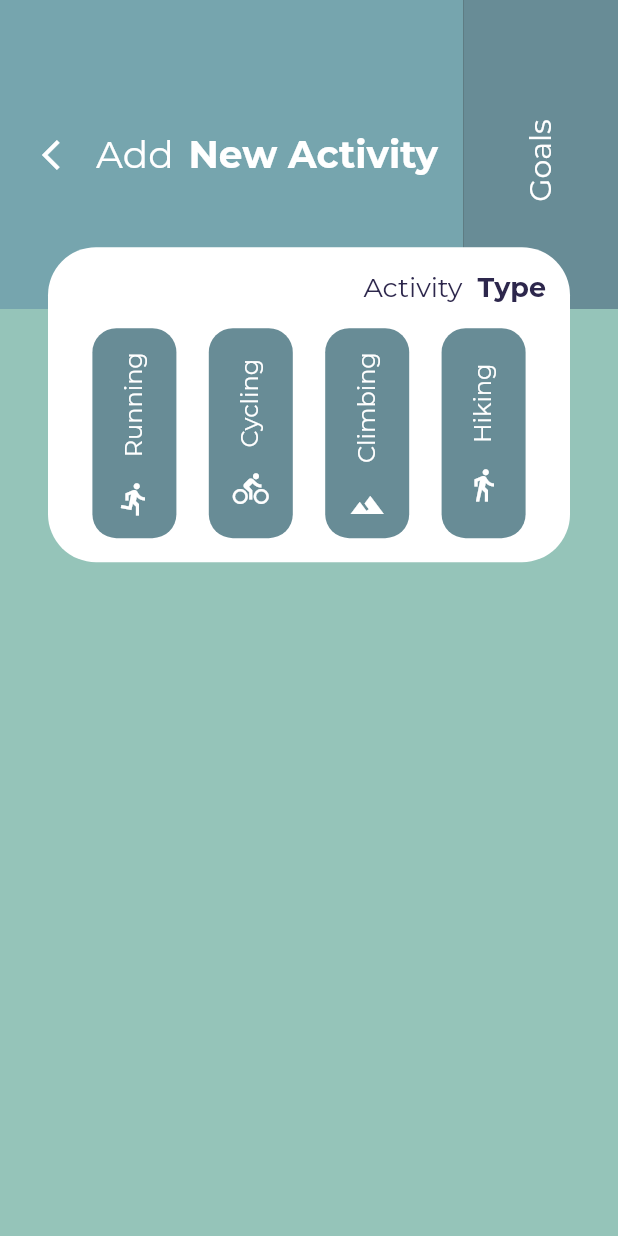
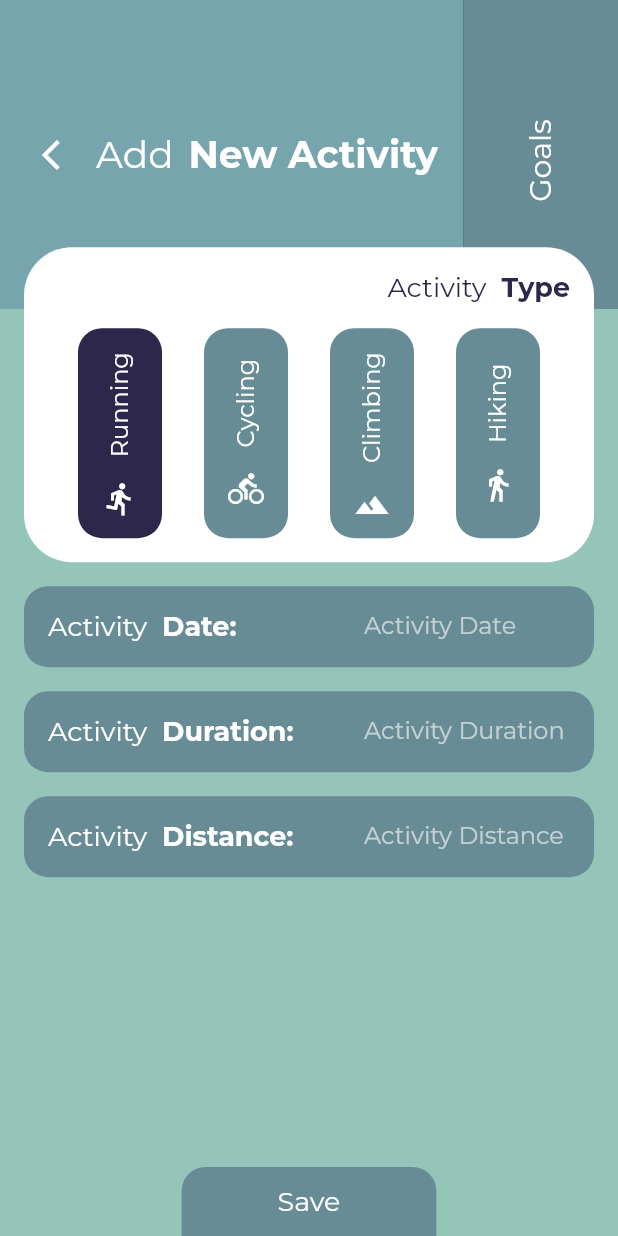
Before and after one commit to luuuuk/datavisualizationapp, a Flutter app: the AddDataScreen screen opened by its route, on a phone screen of 412 x 824 dp. Run offline on Flutter 3.47's test engine with Material 2 defaults, Android fonts, the phone set to English and light mode, and no system bars; our stand-ins replace charts_flutter, dotted_border, flutter_slidable, flutter_speed_dial, google_fonts, page_transition and 2 more; accounts and stored records are empty.

Commit message:
Design update AddDataScreen

```diff
--- a/lib/screens/add_data_screen.dart
+++ b/lib/screens/add_data_screen.dart
@@ -32,7 +32,7 @@ class _AddDataScreenState extends State<AddDataScreen> {
       style: GoogleFonts.montserrat(),
     ),
   };
-  int segmentedControlGroupValue = 0;
+  int activityTypeValue = 0;
   TextEditingController _dateController = new TextEditingController();
   TextEditingController _timeController = new TextEditingController();
   TextEditingController _distanceController = new TextEditingController();
@@ -40,10 +40,13 @@ class _AddDataScreenState extends State<AddDataScreen> {
   Duration selectedDuration = new Duration();
   bool isClimbing = false;
   int selectedDistance = 0;
+  Color selectedColor = ThemeColors.darkBlue;
+  Color unselectedColor = ThemeColors.blueGreenisShade1;
 
   @override
   Widget build(BuildContext context) {
     return Scaffold(
+      resizeToAvoidBottomInset: false,
       key: _scaffoldKey,
       body: Stack(
         children: [
@@ -101,7 +104,7 @@ class _AddDataScreenState extends State<AddDataScreen> {
                       ),
                     ),
                     GestureDetector(
-                      onTap: (){
+                      onTap: () {
                         print("Please navigate me to the goals");
                       },
                       child: SizedBox(
@@ -141,7 +144,8 @@ class _AddDataScreenState extends State<AddDataScreen> {
           Column(
             children: [
               Container(
-                margin: EdgeInsets.fromLTRB(32, MediaQuery.of(context).size.height * 0.2, 32, 0),
+                margin: EdgeInsets.fromLTRB(
+                    16, MediaQuery.of(context).size.height * 0.2, 16, 0),
                 padding: EdgeInsets.all(16),
                 decoration: BoxDecoration(
                   borderRadius: BorderRadius.all(Radius.circular(32)),
@@ -181,13 +185,20 @@ class _AddDataScreenState extends State<AddDataScreen> {
                           crossAxisAlignment: CrossAxisAlignment.center,
                           children: [
                             GestureDetector(
-                              onTap: (){
-                                print("Mark this item as selected");
+                              onTap: () {
+                                setState(() {
+                                  activityTypeValue = 0;
+                                });
                               },
-                              child: Container(
+                              child: AnimatedContainer(
+                                curve: Curves.fastOutSlowIn,
+                                duration: Duration(milliseconds: 500),
                                 decoration: BoxDecoration(
-                                  borderRadius: BorderRadius.all(Radius.circular(16)),
-                                  color: ThemeColors.blueGreenisShade1,
+                                  borderRadius:
+                                      BorderRadius.all(Radius.circular(16)),
+                                  color: activityTypeValue == 0
+                                      ? selectedColor
+                                      : unselectedColor,
                                 ),
                                 padding: EdgeInsets.all(16),
                                 margin: EdgeInsets.fromLTRB(8, 0, 8, 0),
@@ -217,13 +228,20 @@ class _AddDataScreenState extends State<AddDataScreen> {
                               ),
                             ),
                             GestureDetector(
-                              onTap: (){
-                                print("Mark this item as selected");
+                              onTap: () {
+                                setState(() {
+                                  activityTypeValue = 1;
+                                });
                               },
-                              child: Container(
+                              child: AnimatedContainer(
+                                curve: Curves.fastOutSlowIn,
+                                duration: Duration(milliseconds: 500),
                                 decoration: BoxDecoration(
-                                  borderRadius: BorderRadius.all(Radius.circular(16)),
-                                  color: ThemeColors.blueGreenisShade1,
+                                  borderRadius:
+                                      BorderRadius.all(Radius.circular(16)),
+                                  color: activityTypeValue == 1
+                                      ? selectedColor
+                                      : unselectedColor,
                                 ),
                                 padding: EdgeInsets.all(16),
                                 margin: EdgeInsets.fromLTRB(8, 0, 8, 0),
@@ -253,13 +271,20 @@ class _AddDataScreenState extends State<AddDataScreen> {
                               ),
                             ),
                             GestureDetector(
-                              onTap: (){
-                                print("Mark this item as selected");
+                              onTap: () {
+                                setState(() {
+                                  activityTypeValue = 2;
+                                });
                               },
-                              child: Container(
+                              child: AnimatedContainer(
+                                curve: Curves.fastOutSlowIn,
+                                duration: Duration(milliseconds: 500),
                                 decoration: BoxDecoration(
-                                  borderRadius: BorderRadius.all(Radius.circular(16)),
-                                  color: ThemeColors.blueGreenisShade1,
+                                  borderRadius:
+                                      BorderRadius.all(Radius.circular(16)),
+                                  color: activityTypeValue == 2
+                                      ? selectedColor
+                                      : unselectedColor,
                                 ),
                                 padding: EdgeInsets.all(16),
                                 margin: EdgeInsets.fromLTRB(8, 0, 8, 0),
@@ -289,13 +314,20 @@ class _AddDataScreenState extends State<AddDataScreen> {
                               ),
                             ),
                             GestureDetector(
-                              onTap: (){
-                                print("Mark this item as selected");
+                              onTap: () {
+                                setState(() {
+                                  activityTypeValue = 3;
+                                });
                               },
-                              child: Container(
+                              child: AnimatedContainer(
+                                curve: Curves.fastOutSlowIn,
+                                duration: Duration(milliseconds: 500),
                                 decoration: BoxDecoration(
-                                  borderRadius: BorderRadius.all(Radius.circular(16)),
-                                  color: ThemeColors.blueGreenisShade1,
+                                  borderRadius:
+                                      BorderRadius.all(Radius.circular(16)),
+                                  color: activityTypeValue == 3
+                                      ? selectedColor
+                                      : unselectedColor,
                                 ),
                                 padding: EdgeInsets.all(16),
                                 margin: EdgeInsets.fromLTRB(8, 0, 8, 0),
@@ -331,91 +363,132 @@ class _AddDataScreenState extends State<AddDataScreen> {
                   ],
                 ),
               ),
-            ],
+              Container(
+                margin: EdgeInsets.fromLTRB(16, 16, 16, 0),
+                decoration: BoxDecoration(
+                  borderRadius: BorderRadius.all(Radius.circular(16)),
+                  color: ThemeColors.blueGreenisShade1,
+                ),
+                padding: EdgeInsets.all(16),
+                child: GestureDetector(
+                  onTap: () => _selectDate(context),
+                  child: Row(
+                    mainAxisAlignment: MainAxisAlignment.spaceBetween,
+                    children: [
+                      Row(
+                        mainAxisAlignment: MainAxisAlignment.end,
+                        children: <Widget>[
+                          Text(
+                            'Activity',
+                            style: TextStyle(
+                                fontFamily: 'Montserrat',
+                                color: Colors.white,
+                                fontSize: 18.0),
+                          ),
+                          SizedBox(width: 10.0),
+                          Text(
+                            'Date: ',
+                            style: TextStyle(
+                                fontFamily: 'Montserrat',
+                                color: Colors.white,
+                                fontWeight: FontWeight.bold,
+                                fontSize: 18.0),
                           ),
                         ],
                       ),
-      /*
-      appBar: AppBar(
-        leading: IconButton(
-          icon: Icon(
-            Icons.arrow_back_ios,
-            color: Colors.white,
-          ),
-          onPressed: () {
-            Navigator.popAndPushNamed(context, WelcomeScreen.routeName);
-          },
-        ),
-        backgroundColor: ThemeColors.lightBlue,
-        title: Text(
-          "Add Data",
-          style: GoogleFonts.montserrat(color: Colors.white),
-        ),
-        centerTitle: true,
-      ),
-      body: Container(
-        color: ThemeColors.blueGreenis,
-        child: ListView(
-          children: [
-            BorderContainerWidget(
-              CupertinoSlidingSegmentedControl(
-                  backgroundColor: ThemeColors.lightBlue,
-                  groupValue: segmentedControlGroupValue,
-                  children: type,
-                  thumbColor: ThemeColors.orange,
-                  onValueChanged: (i) {
-                    setState(() {
-                      segmentedControlGroupValue = i;
-                      i == 2 ? isClimbing = true : isClimbing = false;
-                    });
-                  }),
-              "Activity Type", true
-            ),
-            BorderContainerWidget(
-              GestureDetector(
-                onTap: () => _selectDate(context),
+                      Container(
+                        width: MediaQuery.of(context).size.width / 3,
                         child: AbsorbPointer(
-                  child: TextFormField(
+                          child: TextField(
                             controller: _dateController,
-                    keyboardType: TextInputType.datetime,
-                    decoration: InputDecoration(
-                      hintText: 'Activity Date',
-                      prefixIcon: Icon(
-                        Icons.calendar_today_outlined,
-                        color: ThemeColors.orange,
+                            decoration: InputDecoration.collapsed(hintText: "Activity Date"),
                           ),
                         ),
                       ),
-                ),
-              ),
-              "Date",
-              true,
-            ),
-            BorderContainerWidget(
-              GestureDetector(
-                onTap: () => _selectTime(context),
-                child: AbsorbPointer(
-                  child: TextFormField(
-                    controller: _timeController,
-                    keyboardType: TextInputType.datetime,
-                    decoration: InputDecoration(
-                      hintText: 'Activity Duration',
-                      prefixIcon: Icon(
-                        Icons.timelapse,
-                        color: ThemeColors.orange,
+                    ],
                   ),
                 ),
               ),
+              Container(
+                margin: EdgeInsets.fromLTRB(16, 16, 16, 0),
+                decoration: BoxDecoration(
+                  borderRadius: BorderRadius.all(Radius.circular(16)),
+                  color: ThemeColors.blueGreenisShade1,
+                ),
+                padding: EdgeInsets.all(16),
+                child: GestureDetector(
+                  onTap: () => _selectTime(context),
+                  child: Row(
+                    mainAxisAlignment: MainAxisAlignment.spaceBetween,
+                    children: [
+                      Row(
+                        mainAxisAlignment: MainAxisAlignment.end,
+                        children: <Widget>[
+                          Text(
+                            'Activity',
+                            style: TextStyle(
+                                fontFamily: 'Montserrat',
+                                color: Colors.white,
+                                fontSize: 18.0),
+                          ),
+                          SizedBox(width: 10.0),
+                          Text(
+                            'Duration: ',
+                            style: TextStyle(
+                                fontFamily: 'Montserrat',
+                                color: Colors.white,
+                                fontWeight: FontWeight.bold,
+                                fontSize: 18.0),
+                          ),
+                        ],
+                      ),
+                      Container(
+                        width: MediaQuery.of(context).size.width / 3,
+                        child: AbsorbPointer(
+                          child: TextField(
+                            controller: _timeController,
+                            decoration: InputDecoration.collapsed(hintText: "Activity Duration"),
                           ),
                         ),
-              "Duration",
-              true,
                       ),
-            AnimatedOpacity(
-              duration: Duration(seconds: 1),
-              opacity: isClimbing ? 0.0 : 1.0,
-              child: BorderContainerWidget(
-                TextFormField(
+                    ],
+                  ),
+                ),
+              ),
+              Container(
+                margin: EdgeInsets.fromLTRB(16, 16, 16, 0),
+                decoration: BoxDecoration(
+                  borderRadius: BorderRadius.all(Radius.circular(16)),
+                  color: ThemeColors.blueGreenisShade1,
+                ),
+                padding: EdgeInsets.all(16),
+                child: Row(
+                  mainAxisAlignment: MainAxisAlignment.spaceBetween,
+                  children: [
+                    Row(
+                      mainAxisAlignment: MainAxisAlignment.end,
+                      children: <Widget>[
+                        Text(
+                          'Activity',
+                          style: TextStyle(
+                              fontFamily: 'Montserrat',
+                              color: Colors.white,
+                              fontSize: 18.0),
+                        ),
+                        SizedBox(width: 10.0),
+                        Text(
+                          'Distance: ',
+                          style: TextStyle(
+                              fontFamily: 'Montserrat',
+                              color: Colors.white,
+                              fontWeight: FontWeight.bold,
+                              fontSize: 18.0),
+                        ),
+                      ],
+                    ),
+                    Container(
+                      width: MediaQuery.of(context).size.width / 3,
+                      child: TextFormField(
                         onChanged: (String enteredDistance) => {
                           setState(() {
                             selectedDistance = int.parse(enteredDistance);
@@ -423,35 +496,39 @@ class _AddDataScreenState extends State<AddDataScreen> {
                           })
                         },
                         controller: _distanceController,
+                        decoration: InputDecoration.collapsed(hintText: "Activity Distance"),
                         keyboardType: TextInputType.number,
-                  decoration: InputDecoration(
-                    hintText: 'Activity Distance',
-                    prefixIcon: Icon(
-                      Icons.add_road_outlined,
-                      color: ThemeColors.orange,
+                        textInputAction: TextInputAction.done,
                       ),
-                  ),
-                ),
-                "Distance",
-                true,
-              ),
-            ),
-            Container(
-              margin: EdgeInsets.fromLTRB(0, 24, 0, 0),
                     ),
                   ],
                 ),
               ),
-      floatingActionButton: FloatingActionButton(
-        backgroundColor: ThemeColors.orange,
-        onPressed: () => saveEntries(),
-        tooltip: 'Save data',
-        child: Icon(
-          Icons.save,
+            ],
+          ),
+          GestureDetector(
+            onTap: () => saveEntries(),
+            child: Align(
+              alignment: Alignment.bottomCenter,
+              child: Container(
+                margin: EdgeInsets.fromLTRB(16, 16, 16, 0),
+                decoration: BoxDecoration(
+                  borderRadius: BorderRadius.only(topLeft: Radius.circular(16), topRight: Radius.circular(16)),
+                  color: ThemeColors.blueGreenisShade1,
+                ),
+                padding: EdgeInsets.fromLTRB(64, 12, 64, 12),
+                child: Text(
+                  'Save',
+                  style: TextStyle(
+                      fontFamily: 'Montserrat',
                       color: Colors.white,
+                      fontSize: 18.0),
                 ),
-      ),*/
-      //floatingActionButtonLocation: FloatingActionButtonLocation.centerFloat,
+              ),
+            ),
+          ),
+        ],
+      ),
     );
   }
 
@@ -463,6 +540,7 @@ class _AddDataScreenState extends State<AddDataScreen> {
           return Container(
             height: MediaQuery.of(context).copyWith().size.height / 3,
             child: CupertinoDatePicker(
+              backgroundColor: ThemeColors.blueGreenisShade1,
               initialDateTime: DateTime.now(),
               onDateTimeChanged: (DateTime newdate) {
                 setState(() {
@@ -510,7 +588,7 @@ class _AddDataScreenState extends State<AddDataScreen> {
   /// Method to save the entries on the screen
   Future<void> saveEntries() async {
     String activityType;
-    switch (segmentedControlGroupValue) {
+    switch (activityTypeValue) {
       case 0:
         activityType = "Running";
         break;
@@ -519,6 +597,9 @@ class _AddDataScreenState extends State<AddDataScreen> {
         break;
       case 2:
         activityType = "Climbing";
+        break;
+      case 3:
+        activityType = "Hiking";
         break;
       default:
         activityType = "Running";
--- a/lib/theme.dart
+++ b/lib/theme.dart
@@ -13,6 +13,7 @@ class ThemeColors {
   static const orange = const Color(0xFFF06A25);
 }
 
+
 class VisualizationTheme {
   ThemeData theme = ThemeData(
     brightness: Brightness.dark,
@@ -20,12 +21,13 @@ class VisualizationTheme {
     accentColor: ThemeColors.yellowGreenish,
 
     // Define the default font family.
-    fontFamily: 'Roboto',
+    fontFamily: 'Montserrat',
     cupertinoOverrideTheme: CupertinoThemeData(
       textTheme: CupertinoTextThemeData(
         dateTimePickerTextStyle:
-            TextStyle(color: ThemeColors.orange, fontSize: 16),
+            TextStyle(color: Colors.white, fontSize: 16),
         pickerTextStyle: TextStyle(color: Colors.white, fontSize: 12),
+        primaryColor: ThemeColors.blueGreenisShade1,
       ),
     ),
   );
```
Lines whose indentation alone changed are shown as unchanged.
